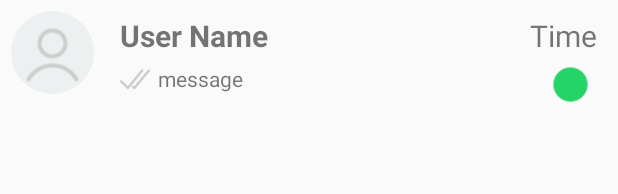
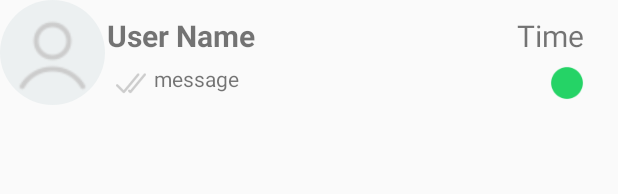
Before and after one commit to rucha6350/WhatsApp, an Android app: the layout chat_layout.xml on its own in the app's theme, with its tools: preview values and no code run, on a phone screen of 412 x 824 dp. Shown: the top 194 px of the screen. Run offline under Robolectric (Android 15) with nearby library versions, the phone set to English and light mode, and no system bars.

Commit message:
Recycler view implementation

```diff
--- a/app/build.gradle
+++ b/app/build.gradle
@@ -3,7 +3,7 @@ apply plugin: 'com.android.application'
 android {
     compileSdkVersion 28
     defaultConfig {
-        applicationId "com.rucha.whatsapp"
+        applicationId "com.rucha.whatsaapp"
         minSdkVersion 21
         targetSdkVersion 28
         versionCode 1
--- a/app/src/main/AndroidManifest.xml
+++ b/app/src/main/AndroidManifest.xml
@@ -16,6 +16,9 @@
                 <category android:name="android.intent.category.LAUNCHER" />
             </intent-filter>
         </activity>
+        <activity android:name=".NumberPage"></activity>
+        <activity android:name=".UserPhoto"></activity>
+        <activity android:name=".Chats"></activity>
     </application>
 
 </manifest>
--- a/app/src/main/java/com/rucha/whatsapp/MainActivity.java
+++ b/app/src/main/java/com/rucha/whatsapp/MainActivity.java
@@ -41,7 +41,7 @@ public class MainActivity extends AppCompatActivity {
     }
 
     public void openNumberPage(){
-        Intent intent=new Intent(this, com.rucha.whatsapp.NumberPage.class);
+        Intent intent=new Intent(MainActivity.this, NumberPage.class);
         startActivity(intent);
     }
 
--- a/app/src/main/java/com/rucha/whatsapp/NumberPage.java
+++ b/app/src/main/java/com/rucha/whatsapp/NumberPage.java
@@ -39,7 +39,7 @@ public class NumberPage extends AppCompatActivity {
     }
 
     public void openUserPhoto(){
-        Intent intent1 =new Intent(this, com.rucha.whatsapp.UserPhoto.class);
+        Intent intent1 =new Intent(NumberPage.this, UserPhoto.class);
         startActivity(intent1);
     }
 }
--- a/app/src/main/java/com/rucha/whatsapp/RecyclerViewAdapter.java
+++ b/app/src/main/java/com/rucha/whatsapp/RecyclerViewAdapter.java
@@ -36,6 +36,7 @@ public class RecyclerViewAdapter extends RecyclerView.Adapter<RecyclerViewAdapte
     @Override
     public void onBindViewHolder(MyViewHolder holder, int position) {
 
+        holder.img_pp.setImageResource(mData.get(position).getPhoto3());
         holder.tv_username.setText(mData.get(position).getUser_Name());
         holder.tv_timex.setText(mData.get(position).getTime());
         holder.img_ticks.setImageResource(mData.get(position).getPhoto1());
@@ -50,6 +51,7 @@ public class RecyclerViewAdapter extends RecyclerView.Adapter<RecyclerViewAdapte
     }
 
     public static class MyViewHolder extends RecyclerView.ViewHolder{
+        private ImageView img_pp;
         private TextView tv_username;
         private TextView tv_timex;
         private ImageView img_ticks;
@@ -59,6 +61,7 @@ public class RecyclerViewAdapter extends RecyclerView.Adapter<RecyclerViewAdapte
         public MyViewHolder(@NonNull View itemView) {
             super(itemView);
 
+            img_pp = (ImageView) itemView.findViewById(R.id.profilepic);
             tv_username = (TextView) itemView.findViewById(R.id.user_name);
             tv_timex = (TextView) itemView.findViewById(R.id.timex);
             img_ticks = (ImageView) itemView.findViewById(R.id.seenticks);
--- a/app/src/main/java/com/rucha/whatsapp/UserPhoto.java
+++ b/app/src/main/java/com/rucha/whatsapp/UserPhoto.java
@@ -25,7 +25,7 @@ public class UserPhoto extends AppCompatActivity {
     }
 
     public void openChats(){
-        Intent intent2 = new Intent(this,Chats.class);
+        Intent intent2 = new Intent(UserPhoto.this,Chats.class);
         startActivity(intent2);
     }
 }
--- a/app/src/main/res/layout/activity_main.xml
+++ b/app/src/main/res/layout/activity_main.xml
@@ -13,7 +13,7 @@
         android:layout_height="100dp"
         android:layout_marginHorizontal="170dp"
         android:layout_marginTop="175dp"
-        android:src="@drawable/whatsapp" />
+        android:src="@drawable/whatsaapp" />
 
     <Button
         android:id="@+id/whatsApp"
--- a/app/src/main/res/layout/chat_layout.xml
+++ b/app/src/main/res/layout/chat_layout.xml
@@ -4,27 +4,28 @@
     android:layout_width="match_parent"
     android:layout_height="wrap_content">
 
-    <de.hdodenhof.circleimageview.CircleImageView
-        android:layout_width="70dp"
+    <RelativeLayout
+        android:layout_width="match_parent"
         android:layout_height="70dp"
-        android:src="@drawable/allusers"
-        android:padding="7dp"
-        android:id="@+id/profilepic"/>
+        android:orientation="vertical">
 
-    <RelativeLayout
-        android:layout_width="330dp"
-        android:layout_height="70dp"
-        android:orientation="vertical"
-        android:layout_marginLeft="10dp">
+        <de.hdodenhof.circleimageview.CircleImageView
+            android:layout_width="70dp"
+            android:layout_height="70dp"
+            android:src="@drawable/allusers"
+            android:id="@+id/profilepic" />
+
 
         <TextView
+            android:id="@+id/user_name"
             android:layout_width="265dp"
             android:layout_height="wrap_content"
+            android:layout_marginLeft="1dp"
             android:layout_marginTop="10dp"
-            android:textStyle="bold"
+            android:layout_toRightOf="@+id/profilepic"
             android:text="User Name"
             android:textSize="20dp"
-            android:id="@+id/user_name"/>
+            android:textStyle="bold" />
 
         <TextView
             android:layout_width="60dp"
@@ -39,24 +40,30 @@
 
         <ImageView
             android:layout_width="20dp"
-            android:layout_height="20dp"
+            android:layout_height="25dp"
             android:src="@drawable/seen"
+            android:layout_toRightOf="@+id/profilepic"
             android:layout_below="@+id/user_name"
             android:layout_marginTop="5dp"
+            android:layout_marginLeft="7dp"
             android:id="@+id/seenticks"/>
 
         <TextView
+            android:id="@+id/message_send"
             android:layout_width="240dp"
-            android:layout_height="20dp"
-            android:text="message"
+            android:layout_height="25dp"
             android:layout_below="@+id/user_name"
+            android:layout_alignParentBottom="true"
+            android:layout_marginStart="5dp"
+            android:layout_marginTop="5dp"
+            android:layout_marginEnd="5dp"
+            android:layout_marginBottom="5dp"
             android:layout_toRightOf="@+id/seenticks"
-            android:layout_margin="5dp"
-            android:id="@+id/message_send" />
+            android:text="message" />
 
         <ImageView
             android:layout_width="60dp"
-            android:layout_height="wrap_content"
+            android:layout_height="25dp"
             android:src="@drawable/messagenotifier"
             android:layout_marginTop="5dp"
             android:layout_below="@id/timex"
```
Also changed, not shown: app/src/main/java/com/rucha/whatsapp/Chat.java (+12 -1 lines), app/src/main/java/com/rucha/whatsapp/FragmentChats.java (+12 -1 lines), app/src/main/res/drawable/bheem.jpg (added), app/src/main/res/drawable/chutki.jpg (added), app/src/main/res/drawable/dholubholu.jpg (added), app/src/main/res/drawable/indumati.jpg (added), app/src/main/res/drawable/jaggu.jpg (added), app/src/main/res/drawable/kaliya.jpg (added), app/src/main/res/drawable/taklya.jpg (added), app/src/main/res/drawable/whatsaapp.png (renamed from app/src/main/res/drawable/whatsapp.png), 1 other file.
